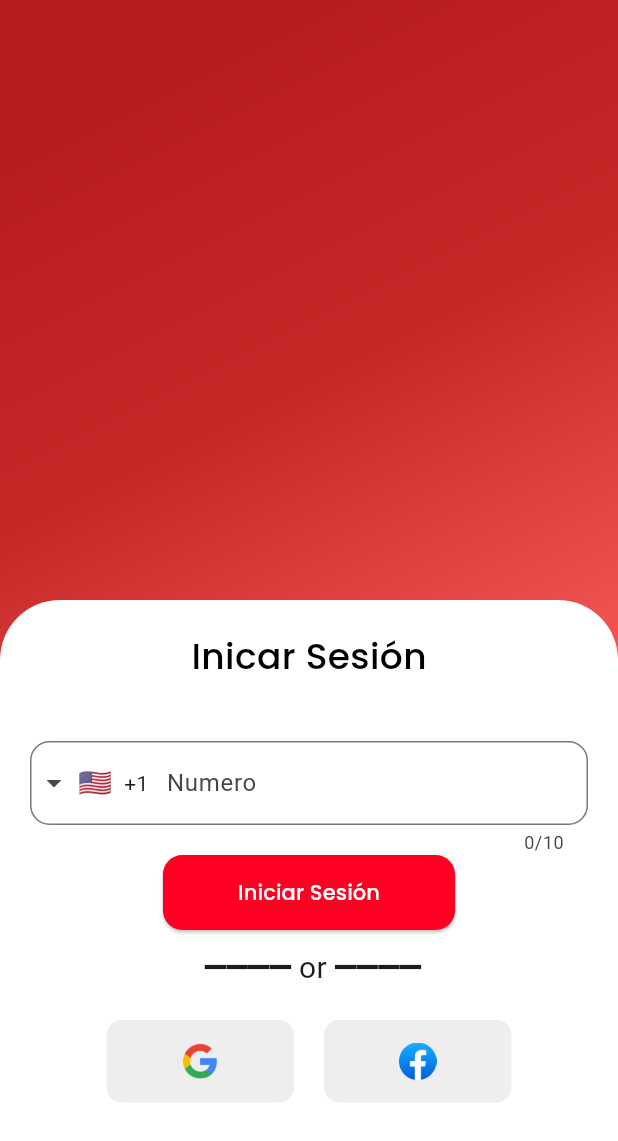
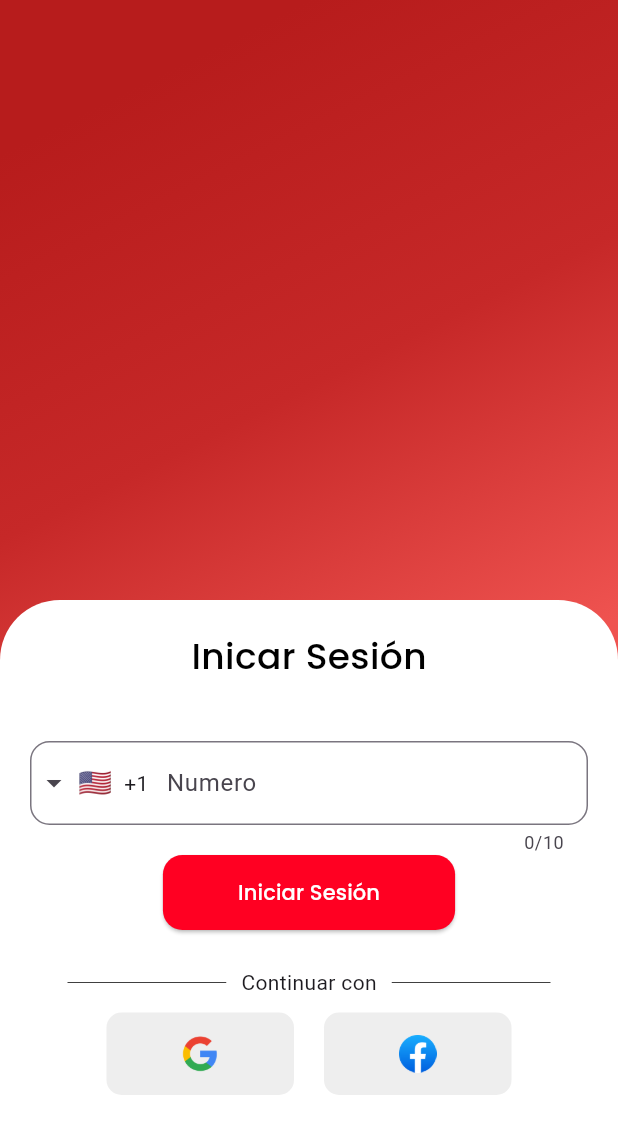
Before and after one commit to alttiplano/Mi_Tiendita, a Flutter app: the screen it shows after launch, on a phone screen of 412 x 824 dp. Shown: the top 1141 px of the screen. Run offline on Flutter 3.47's test engine with Material 3 defaults, Android fonts, the phone set to English and light mode, and no system bars; drawn by our look-alikes of intl_phone_field.

Commit message:
:arrow_up: Update `new 2.0`

```diff
--- a/lib/src/pages/auth/login/login_card.dart
+++ b/lib/src/pages/auth/login/login_card.dart
@@ -61,15 +61,34 @@ class LoginCard extends StatelessWidget {
                       fontFamily: 'Poppins',
                     ),
                   ),
-                ),
-                const SizedBox(height: 10),
-                const Text(
-                  " ━━━━ or ━━━━",
-                  style: TextStyle(fontSize: 20),
                 ), // Add your text here
               ],
             ),
-            const SizedBox(height: 20),
+            const SizedBox(height: 25),
+            const Padding(
+              padding: EdgeInsets.symmetric(horizontal: 25.0),
+              child: Row(
+                children: [
+                  Expanded(
+                    child: Divider(
+                      thickness: 0.5,
+                      color: Colors.black,
+                    ),
+                  ),
+                  Padding(
+                    padding: EdgeInsets.symmetric(horizontal: 10.0),
+                    child: Text('Continuar con'),
+                  ),
+                  Expanded(
+                    child: Divider(
+                      thickness: 0.5,
+                      color: Colors.black,
+                    ),
+                  ),
+                ],
+              ),
+            ),
+            const SizedBox(height: 10),
             const Row(
               mainAxisAlignment: MainAxisAlignment.center,
               children: [
```
